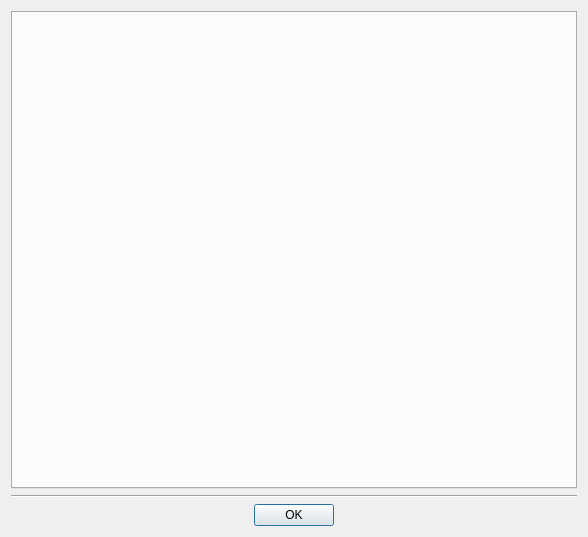
Before: the Qt Designer form client/nx_client_desktop/src/nx/client/desktop/export/ui/dialogs/export_settings_dialog.ui in networkoptix/nx_open, drawn with Qt 5.
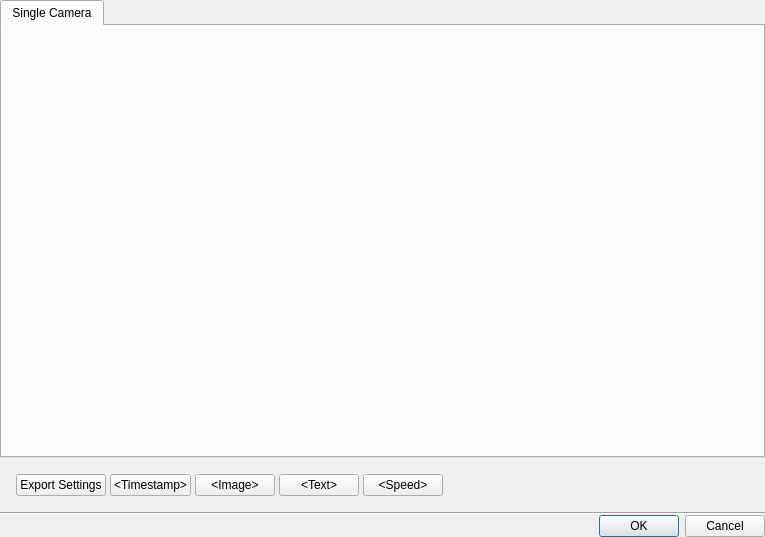
After: the same form once the commit is applied. Custom widgets are drawn as their Qt base class.

Commit message:
More dummies for universal export dialog
<==== Mercurial data ====>
Branch: x_VMS-6861_universal_export_dialog

The edit to the form file:
```diff
--- a/client/nx_client_desktop/src/nx/client/desktop/export/ui/dialogs/export_settings_dialog.ui
+++ b/client/nx_client_desktop/src/nx/client/desktop/export/ui/dialogs/export_settings_dialog.ui
@@ -6,7 +6,7 @@
    <rect>
     <x>0</x>
     <y>0</y>
-    <width>588</width>
+    <width>765</width>
     <height>537</height>
    </rect>
   </property>
@@ -14,8 +14,160 @@
    <string>Image View</string>
   </property>
   <layout class="QVBoxLayout" name="verticalLayout">
+   <property name="spacing">
+    <number>0</number>
+   </property>
+   <property name="leftMargin">
+    <number>0</number>
+   </property>
+   <property name="topMargin">
+    <number>0</number>
+   </property>
+   <property name="rightMargin">
+    <number>0</number>
+   </property>
+   <property name="bottomMargin">
+    <number>0</number>
+   </property>
    <item>
-    <widget class="QTabWidget" name="tabWidget"/>
+    <widget class="QTabWidget" name="tabWidget">
+     <widget class="QWidget" name="singleCameraTab">
+      <attribute name="title">
+       <string>Single Camera</string>
+      </attribute>
+      <layout class="QHBoxLayout" name="horizontalLayout">
+       <property name="spacing">
+        <number>16</number>
+       </property>
+       <property name="leftMargin">
+        <number>16</number>
+       </property>
+       <property name="topMargin">
+        <number>16</number>
+       </property>
+       <property name="rightMargin">
+        <number>16</number>
+       </property>
+       <property name="bottomMargin">
+        <number>16</number>
+       </property>
+       <item>
+        <widget class="QWidget" name="previewWidget" native="true"/>
+       </item>
+       <item>
+        <widget class="QStackedWidget" name="stackedWidget">
+         <property name="minimumSize">
+          <size>
+           <width>280</width>
+           <height>0</height>
+          </size>
+         </property>
+         <property name="maximumSize">
+          <size>
+           <width>280</width>
+           <height>16777215</height>
+          </size>
+         </property>
+         <widget class="nx::client::desktop::ui::ExportSettingsWidget" name="exportSettingsPage"/>
+         <widget class="nx::client::desktop::ui::TimestampOverlaySettingsWidget" name="timestampSettingsPage"/>
+         <widget class="nx::client::desktop::ui::ImageOverlaySettingsWidget" name="imageSettingsPage"/>
+         <widget class="nx::client::desktop::ui::TextOverlaySettingsWidget" name="textSettingsPage"/>
+         <widget class="nx::client::desktop::ui::RapidReviewSettingsWidget" name="rapidReviewSettingsPage"/>
+        </widget>
+       </item>
+      </layout>
+     </widget>
+    </widget>
+   </item>
+   <item>
+    <widget class="QWidget" name="buttonsWidget" native="true">
+     <layout class="QHBoxLayout" name="horizontalLayout_2">
+      <property name="spacing">
+       <number>4</number>
+      </property>
+      <property name="leftMargin">
+       <number>16</number>
+      </property>
+      <property name="topMargin">
+       <number>16</number>
+      </property>
+      <property name="rightMargin">
+       <number>16</number>
+      </property>
+      <property name="bottomMargin">
+       <number>16</number>
+      </property>
+      <item>
+       <widget class="nx::client::desktop::ui::SelectableTextButton" name="exportSettingsButton">
+        <property name="text">
+         <string>Export Settings</string>
+        </property>
+       </widget>
+      </item>
+      <item>
+       <widget class="QWidget" name="overlayButtonsWidget" native="true">
+        <layout class="QHBoxLayout" name="horizontalLayout_3">
+         <property name="spacing">
+          <number>4</number>
+         </property>
+         <property name="leftMargin">
+          <number>0</number>
+         </property>
+         <property name="topMargin">
+          <number>0</number>
+         </property>
+         <property name="rightMargin">
+          <number>0</number>
+         </property>
+         <property name="bottomMargin">
+          <number>0</number>
+         </property>
+         <item>
+          <widget class="nx::client::desktop::ui::SelectableTextButton" name="timestampButton">
+           <property name="text">
+            <string notr="true">&lt;Timestamp&gt;</string>
+           </property>
+          </widget>
+         </item>
+         <item>
+          <widget class="nx::client::desktop::ui::SelectableTextButton" name="imageButton">
+           <property name="text">
+            <string notr="true">&lt;Image&gt;</string>
+           </property>
+          </widget>
+         </item>
+         <item>
+          <widget class="nx::client::desktop::ui::SelectableTextButton" name="textButton">
+           <property name="text">
+            <string notr="true">&lt;Text&gt;</string>
+           </property>
+          </widget>
+         </item>
+         <item>
+          <widget class="nx::client::desktop::ui::SelectableTextButton" name="speedButton">
+           <property name="text">
+            <string notr="true">&lt;Speed&gt;</string>
+           </property>
+          </widget>
+         </item>
+        </layout>
+       </widget>
+      </item>
+      <item>
+       <spacer name="horizontalSpacer">
+        <property name="orientation">
+         <enum>Qt::Horizontal</enum>
+        </property>
+        <property name="sizeHint" stdset="0">
+         <size>
+          <width>40</width>
+          <height>20</height>
+         </size>
+        </property>
+       </spacer>
+      </item>
+     </layout>
+    </widget>
    </item>
    <item>
     <widget class="Line" name="line">
@@ -30,15 +182,49 @@
       <enum>Qt::Horizontal</enum>
      </property>
      <property name="standardButtons">
-      <set>QDialogButtonBox::Ok</set>
-     </property>
-     <property name="centerButtons">
-      <bool>true</bool>
+      <set>QDialogButtonBox::Cancel|QDialogButtonBox::Ok</set>
      </property>
     </widget>
    </item>
   </layout>
  </widget>
+ <customwidgets>
+  <customwidget>
+   <class>nx::client::desktop::ui::ExportSettingsWidget</class>
+   <extends>QWidget</extends>
+   <header location="global">nx/client/desktop/export/ui/widgets/export_settings_widget.h</header>
+   <container>1</container>
+  </customwidget>
+  <customwidget>
+   <class>nx::client::desktop::ui::SelectableTextButton</class>
+   <extends>QPushButton</extends>
+   <header location="global">nx/client/desktop/ui/common/selectable_text_button.h</header>
+  </customwidget>
+  <customwidget>
+   <class>nx::client::desktop::ui::TimestampOverlaySettingsWidget</class>
+   <extends>QWidget</extends>
+   <header location="global">nx/client/desktop/export/ui/widgets/timestamp_overlay_settings_widget.h</header>
+   <container>1</container>
+  </customwidget>
+  <customwidget>
+   <class>nx::client::desktop::ui::ImageOverlaySettingsWidget</class>
+   <extends>QWidget</extends>
+   <header location="global">nx/client/desktop/export/ui/widgets/image_overlay_settings_widget.h</header>
+   <container>1</container>
+  </customwidget>
+  <customwidget>
+   <class>nx::client::desktop::ui::TextOverlaySettingsWidget</class>
+   <extends>QWidget</extends>
+   <header location="global">nx/client/desktop/export/ui/widgets/text_overlay_settings_widget.h</header>
+   <container>1</container>
+  </customwidget>
+  <customwidget>
+   <class>nx::client::desktop::ui::RapidReviewSettingsWidget</class>
+   <extends>QWidget</extends>
+   <header location="global">nx/client/desktop/export/ui/widgets/rapid_review_settings_widget.h</header>
+   <container>1</container>
+  </customwidget>
+ </customwidgets>
  <resources/>
  <connections>
   <connection>
```
The commit also changes 18 other files.
